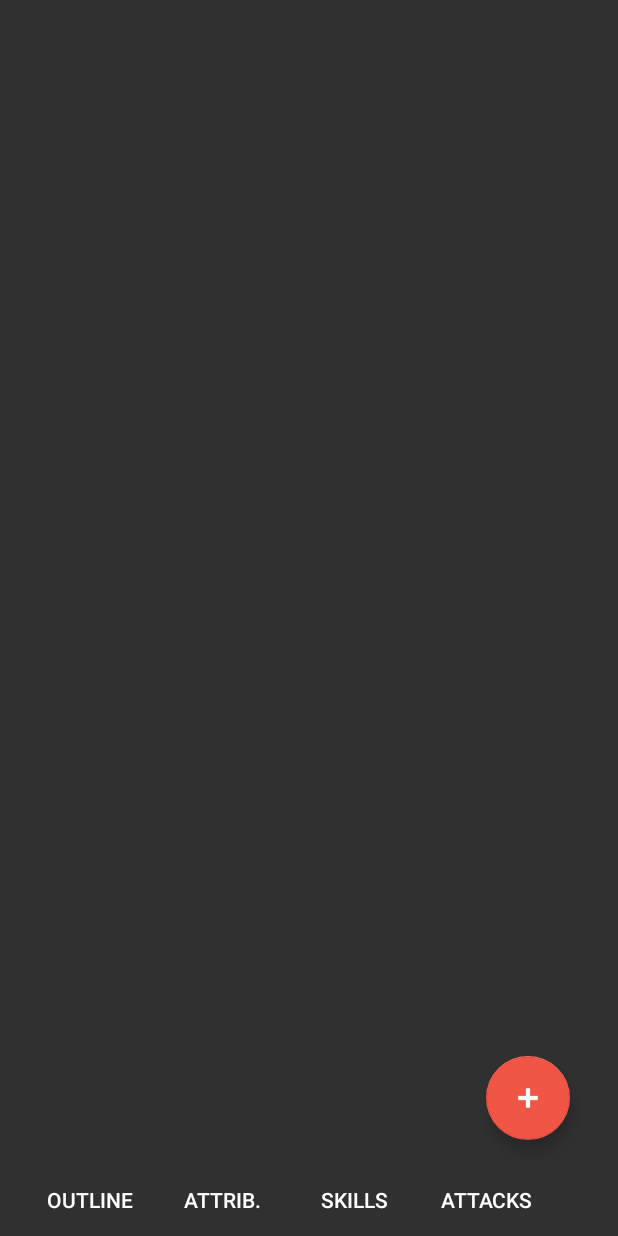
After one commit to glennj3/Funky-Dungeon-Android-App, an Android app: the layout attack_layout.xml on its own in the app's theme, with its tools: preview values and no code run, on a phone screen of 412 x 824 dp. The commit adds this screen. Run offline under Robolectric (Android 15) with nearby library versions, the phone set to English and light mode, and no system bars.

Commit message:
-Nate and I finished the attack page on the character sheet.
-I tried to create a new branch called "matttfrey".

```diff
--- a/app/build.gradle
+++ b/app/build.gradle
@@ -30,6 +30,7 @@ dependencies {
     implementation "org.jetbrains.kotlin:kotlin-stdlib-jdk7:$kotlin_version"
     implementation 'com.android.support:appcompat-v7:26.1.0'
     implementation 'com.android.support.constraint:constraint-layout:1.1.3'
+    implementation 'com.android.support:support-v4:26.1.0'
     testImplementation 'junit:junit:4.12'
     androidTestImplementation 'com.android.support.test:runner:1.0.2'
     androidTestImplementation 'com.android.support.test.espresso:espresso-core:3.0.2'
--- a/app/src/main/java/github/com/triplefrequency/funkydungeon/ui/OverviewActivity.kt
+++ b/app/src/main/java/github/com/triplefrequency/funkydungeon/ui/OverviewActivity.kt
@@ -75,7 +75,5 @@ class OverviewActivity : AppCompatActivity() {
 
             }
         }
-
     }
-
 }
--- /dev/null
+++ b/app/src/main/res/layout/attack_layout.xml
@@ -0,0 +1,80 @@
+<?xml version="1.0" encoding="utf-8"?>
+<LinearLayout
+        xmlns:android="http://schemas.android.com/apk/res/android"
+        xmlns:tools="http://schemas.android.com/tools"
+        xmlns:app="http://schemas.android.com/apk/res-auto"
+        android:layout_width="match_parent"
+        android:layout_height="match_parent"
+        android:gravity="bottom"
+        android:orientation="vertical"
+        android:paddingLeft="16dp"
+        android:paddingRight="16dp"
+        tools:context=".AttackActivity" tools:layout_editor_absoluteY="25dp"
+        android:importantForAutofill="no">
+
+    EditText
+            android:layout_width="match_parent"
+            android:layout_height="wrap_content"
+            android:gravity="top"
+            android:orientation="vertical"
+            android:inputType="textMultiLine"
+            android:ems="10"
+            android:id="@+id/editText" android:hint="Enter Attack Attribute and Dice"/>-->
+
+    <android.support.v7.widget.RecyclerView
+            android:id="@+id/attackRecyclerView"
+            android:layout_width="match_parent"
+            android:layout_height="wrap_content"
+            android:gravity="top"
+            android:padding="20dp">
+    </android.support.v7.widget.RecyclerView>
+
+    //Floating action button
+    <android.support.design.widget.FloatingActionButton
+            android:id="@+id/addAttack"
+            android:layout_width="wrap_content"
+            android:layout_height="111dp"
+            android:layout_gravity="right"
+            android:src="@android:drawable/ic_input_add"
+            android:layout_margin="16dp"
+            android:tint="@android:color/white"/>
+
+    //Buttons at the bottom
+    <LinearLayout
+            android:layout_width="match_parent"
+            android:layout_height="wrap_content"
+            android:gravity="bottom"
+            android:orientation="horizontal">
+
+        <Button
+                android:id="@+id/btn_overview"
+                android:layout_width="wrap_content"
+                android:layout_height="wrap_content"
+                android:background="@android:color/transparent"
+                android:text="Outline"/>
+
+        <Button
+                android:id="@+id/btn_attributes"
+                android:layout_width="wrap_content"
+                android:layout_height="wrap_content"
+                android:background="@android:color/transparent"
+                android:text="Attrib."/>
+
+        <Button
+                android:id="@+id/btn_skills"
+                android:layout_width="wrap_content"
+                android:layout_height="wrap_content"
+                android:background="@android:color/transparent"
+                android:text="Skills"/>
+
+        <Button
+                android:id="@+id/btn_attacks"
+                android:layout_width="wrap_content"
+                android:layout_height="wrap_content"
+                android:background="@android:color/transparent"
+                android:text="Attacks"/>
+
+
+    </LinearLayout>
+
+</LinearLayout>
--- a/app/src/main/res/values/strings.xml
+++ b/app/src/main/res/values/strings.xml
@@ -9,4 +9,7 @@
     <string name="attributes_tab_label">Attribute</string>
     <string name="skills_tab_label">Skills</string>
     <string name="attacks_tab_label">Attacks</string>
+
+    <!-- TODO: Remove or change this placeholder text -->
+    <string name="hello_blank_fragment">Hello blank fragment</string>
 </resources>
```
Also changed, not shown: app/src/main/java/github/com/triplefrequency/funkydungeon/ui/attacks/AttackActivity.java (added, +71 -0 lines), app/src/main/java/github/com/triplefrequency/funkydungeon/ui/attacks/AttackFragment.java (added, +112 -0 lines), app/src/main/java/github/com/triplefrequency/funkydungeon/ui/attacks/AttackListAdapter.java (added, +62 -0 lines), app/src/main/res/layout/attack_list_item.xml (added, +15 -0 lines), app/src/main/res/layout/fragment_attack.xml (added, +22 -0 lines).
